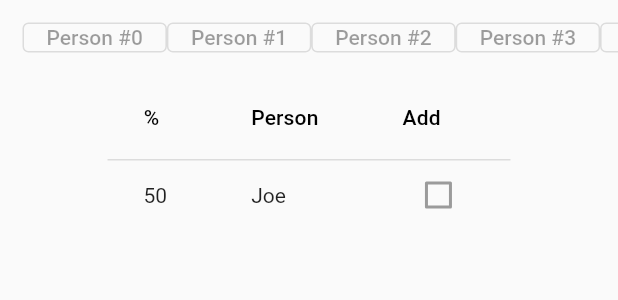
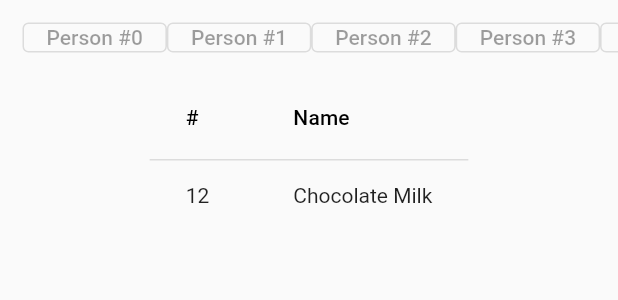
Before and after one commit to StevenWuzz/ShopLazy, a Flutter app: what buildList() shows on an empty page, opened directly, on a phone screen of 412 x 824 dp. Shown: the top 300 px of the screen. Run offline on Flutter 3.47's test engine with Material 2 defaults, Android fonts, the phone set to English and light mode, and no system bars; our stand-ins replace firebase_auth, firebase_core; accounts and stored records are empty.

Commit message:
Fixed more routes

```diff
--- a/lib/ChooseList.dart
+++ b/lib/ChooseList.dart
@@ -55,25 +55,6 @@ void onItemTap(int index) {
 Widget buildList() {
   return Column(
     children: [
-      SizedBox(
-        height: 50,
-        width: double.infinity,
-        child: ListView.builder(
-          scrollDirection: Axis.horizontal,
-          padding: const EdgeInsets.all(15),
-          //padding: const EdgeInsets.only(right: 15),
-          itemCount: 50,
-          itemBuilder: (_, int index) {
-            return OutlinedButton(
-              /*style: ButtonStyle(
-                  backgroundColor:
-                      MaterialStateProperty.all<Color>(Colors.red)),*/
-              onPressed: null,
-              child: Text("Person #" + index.toString()),
-            );
-          },
-        ),
-      ),
       DataTable(
         showCheckboxColumn: false,
         columns: [
--- a/lib/StartShopping.dart
+++ b/lib/StartShopping.dart
@@ -1,8 +1,60 @@
 import 'package:flutter/material.dart';
+import 'package:shoplazy/ShoppingList.dart';
 
 class StartShopping extends StatelessWidget {
+  final ShoppingList lists;
+
+  StartShopping({@required this.lists}); // Sending data through screens
+
   @override
   Widget build(BuildContext context) {
-    return Scaffold();
+    return Scaffold(
+      appBar: AppBar(
+        title: Text("Shopping!"),
+      ),
+      body: buildList(),
+    );
   }
 }
+
+Widget buildList() {
+  return Column(
+    children: [
+      SizedBox(
+        height: 50,
+        width: double.infinity,
+        child: ListView.builder(
+          scrollDirection: Axis.horizontal,
+          padding: const EdgeInsets.all(15),
+          //padding: const EdgeInsets.only(right: 15),
+          itemCount: 50,
+          itemBuilder: (_, int index) {
+            return OutlinedButton(
+              /*style: ButtonStyle(
+                  backgroundColor:
+                      MaterialStateProperty.all<Color>(Colors.red)),*/
+              onPressed: null,
+              child: Text("Person #" + index.toString()),
+            );
+          },
+        ),
+      ),
+      DataTable(
+        showCheckboxColumn: false,
+        columns: [
+          DataColumn(label: Text("#")),
+          DataColumn(label: Text("Name")),
+        ],
+        rows: [
+          DataRow.byIndex(
+              index: 0,
+              onSelectChanged: (bool changed) => print("Selected!"),
+              cells: [
+                DataCell(Text("12")),
+                DataCell(Text("Chocolate Milk")),
+              ])
+        ],
+      )
+    ],
+  );
+}
```
